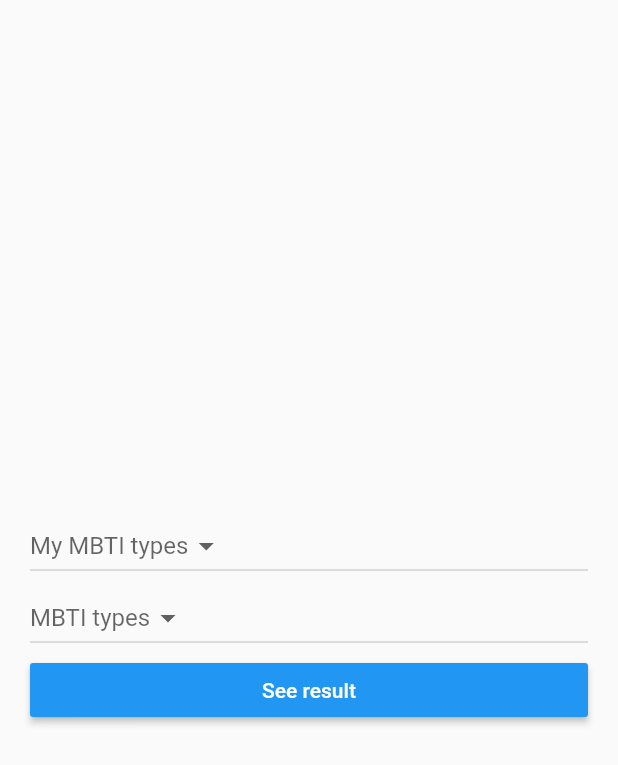
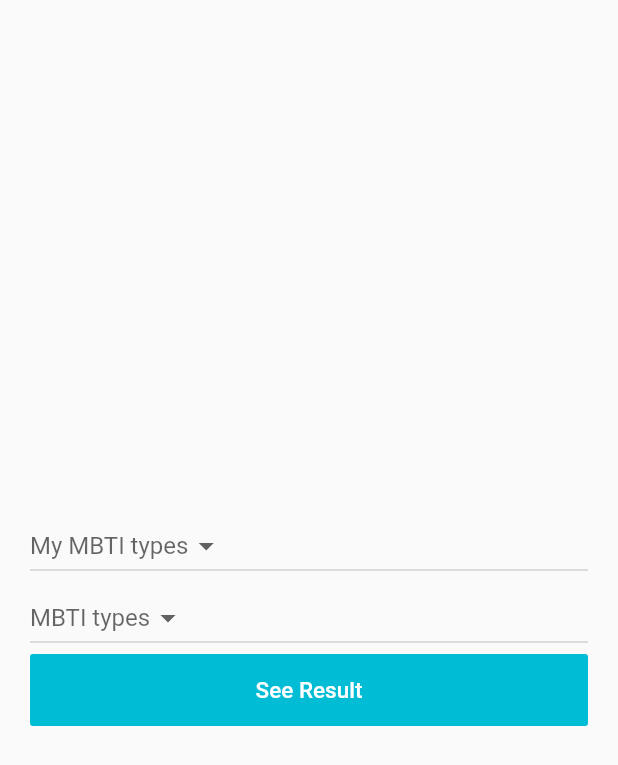
Before and after one commit to powerwlsl/mbti, a Flutter app: the MbtiMatchingScreen screen opened directly with empty values, on a phone screen of 412 x 824 dp. Shown: the top 765 px of the screen. Run offline on Flutter 3.47's test engine with Material 2 defaults, Android fonts, the phone set to English and light mode, and no system bars; our stand-ins replace fancy_bottom_navigation, shared_preferences; accounts and stored records are empty.

Commit message:
extract primary button

```diff
--- a/lib/screens/mbti_matching_screen.dart
+++ b/lib/screens/mbti_matching_screen.dart
@@ -20,6 +20,12 @@ class _MbtiMatchingScreenState extends State<MbtiMatchingScreen> {
 
   Widget build(BuildContext context) {
     List mbtiTypesList = Mbtis.Types.keys.toList();
+    void setResult() {
+      setState(() {
+        _result = "Good";
+      });
+    }
+
     return Scaffold(
       body: Center(
         child: Container(
@@ -48,17 +54,9 @@ class _MbtiMatchingScreenState extends State<MbtiMatchingScreen> {
                   });
                 },
               ),
-              RaisedButton(
-                onPressed: () {
-                  setState(() {
-                    _result = "Good";
-                  });
-                },
-                color: Colors.blue,
-                colorBrightness: Brightness.dark,
-                disabledColor: Colors.blueGrey,
-                highlightColor: Colors.blueAccent,
-                child: Text("See result"),
+              CustomPrimaryFlatButton(
+                setResult,
+                "See Result",
               ),
               if (_result != null)
                 Container(
@@ -71,3 +69,24 @@ class _MbtiMatchingScreenState extends State<MbtiMatchingScreen> {
     );
   }
 }
+
+class CustomPrimaryFlatButton extends StatelessWidget {
+  final Function onPressed;
+  final String title;
+  CustomPrimaryFlatButton(this.onPressed, this.title);
+
+  @override
+  Widget build(BuildContext context) {
+    return FlatButton(
+      onPressed: onPressed,
+      padding: EdgeInsets.symmetric(vertical: 15),
+      child: Text(
+        title,
+        style: TextStyle(
+          fontSize: 15,
+        ),
+      ),
+      color: Theme.of(context).accentColor,
+    );
+  }
+}
```
Also changed, not shown: lib/main.dart (+8 -0 lines).
